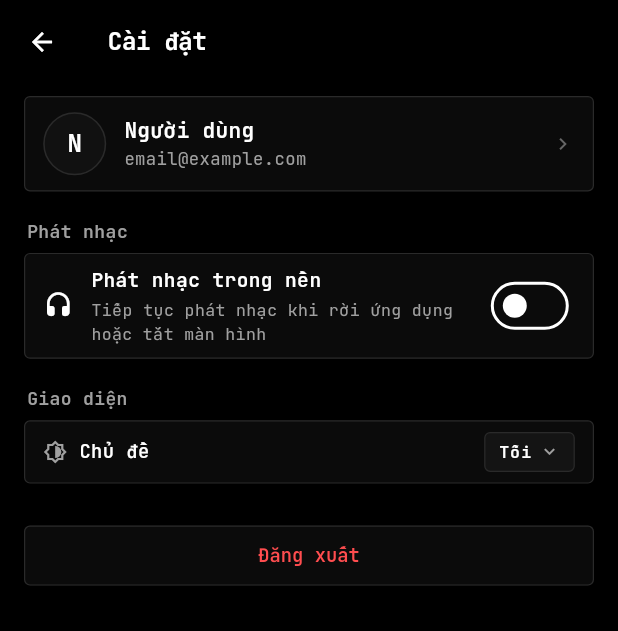
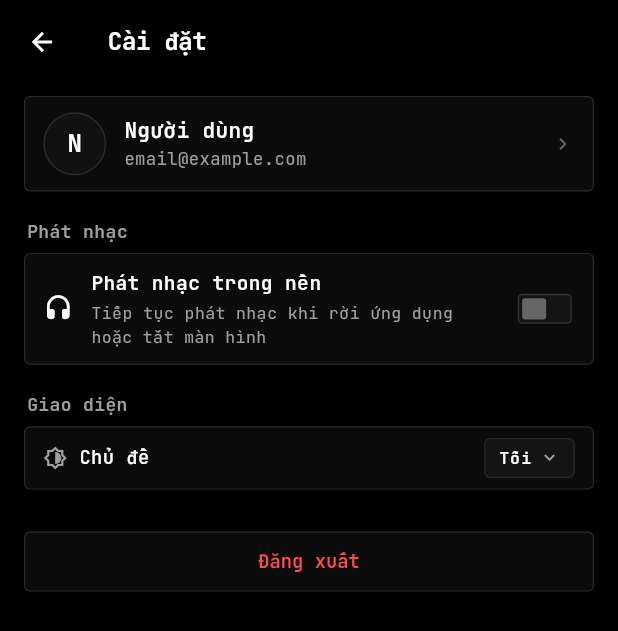
Before and after one commit to SutieXuXi203/music-storage-ui-mobile, a Flutter app: the SettingsScreen screen opened directly, on a phone screen of 412 x 824 dp. Shown: the top 631 px of the screen. Run offline on Flutter 3.47's test engine with Material 3 defaults, Android fonts, the phone set to English and light mode, and no system bars; our stand-ins replace cached_network_image, dio, flutter_local_notifications, flutter_svg, google_fonts, image_picker and 2 more; missing offline and left inert: reicon_flutter; accounts and stored records are empty; network calls fail.

Commit message:
feat(ui): redesign background playback switch to compact squarish tech toggle and bump version to 1.0.21+22

```diff
--- a/lib/core/theme/app_theme.dart
+++ b/lib/core/theme/app_theme.dart
@@ -2,6 +2,7 @@ import 'package:flutter/material.dart';
 import 'package:google_fonts/google_fonts.dart';
 export '../../widgets/bouncing_widget.dart';
 export '../../widgets/app_cover_image.dart';
+export '../../widgets/tech_switch.dart';
 
 class AppTheme {
   static const double space4 = 4.0;
--- a/lib/views/home/settings_screen.dart
+++ b/lib/views/home/settings_screen.dart
@@ -131,8 +131,15 @@ class _SettingsScreenState extends State<SettingsScreen> {
             ),
             const SizedBox(height: 18),
             _buildSectionHeader('Phát nhạc'),
-            Container(
-              padding: const EdgeInsets.symmetric(horizontal: 12, vertical: 8),
+            InkWell(
+              onTap: () {
+                settingsProvider.setBackgroundPlayback(
+                    !settingsProvider.backgroundPlayback);
+              },
+              borderRadius: BorderRadius.circular(AppTheme.radiusSm),
+              child: Container(
+                padding:
+                    const EdgeInsets.symmetric(horizontal: 12, vertical: 10),
                 decoration: BoxDecoration(
                   color: AppTheme.getSurface(context),
                   borderRadius: BorderRadius.circular(AppTheme.radiusSm),
@@ -167,14 +174,15 @@ class _SettingsScreenState extends State<SettingsScreen> {
                         ],
                       ),
                     ),
-                  Switch(
+                    const SizedBox(width: 12),
+                    TechSwitch(
                       value: settingsProvider.backgroundPlayback,
-                    activeThumbColor: AppTheme.getAction(context),
                       onChanged: (val) {
                         settingsProvider.setBackgroundPlayback(val);
                       },
                     ),
                   ],
+                ),
               ),
             ),
             const SizedBox(height: 18),
--- /dev/null
+++ b/lib/widgets/tech_switch.dart
@@ -0,0 +1,91 @@
+import 'package:flutter/material.dart';
+import 'package:flutter/services.dart';
+import '../core/theme/app_theme.dart';
+
+class TechSwitch extends StatelessWidget {
+  final bool value;
+  final ValueChanged<bool>? onChanged;
+  final double width;
+  final double height;
+  final Color? activeColor;
+  final Color? inactiveColor;
+  final Color? thumbColor;
+
+  const TechSwitch({
+    super.key,
+    required this.value,
+    required this.onChanged,
+    this.width = 36.0,
+    this.height = 20.0,
+    this.activeColor,
+    this.inactiveColor,
+    this.thumbColor,
+  });
+
+  @override
+  Widget build(BuildContext context) {
+    final isDark = AppTheme.isDark(context);
+    final isEnabled = onChanged != null;
+
+    final effectiveActiveBg =
+        activeColor ?? (isDark ? Colors.white : Colors.black);
+    final effectiveInactiveBg = inactiveColor ??
+        (isDark ? const Color(0xFF141414) : const Color(0xFFE8E8E8));
+    final effectiveBorderColor = value
+        ? effectiveActiveBg
+        : (isDark ? const Color(0xFF333333) : const Color(0xFFCCCCCC));
+
+    final effectiveThumbColor = thumbColor ??
+        (value
+            ? (isDark ? Colors.black : Colors.white)
+            : (isDark ? const Color(0xFF666666) : const Color(0xFF999999)));
+
+    const innerPadding = 2.0;
+    final thumbSize = height - (innerPadding * 2);
+
+    return Semantics(
+      toggled: value,
+      enabled: isEnabled,
+      child: GestureDetector(
+        behavior: HitTestBehavior.opaque,
+        onTap: isEnabled
+            ? () {
+                HapticFeedback.selectionClick();
+                onChanged!(!value);
+              }
+            : null,
+        child: Padding(
+          padding: const EdgeInsets.symmetric(vertical: 4.0, horizontal: 2.0),
+          child: AnimatedContainer(
+            duration: const Duration(milliseconds: 160),
+            curve: Curves.easeOutCubic,
+            width: width,
+            height: height,
+            padding: const EdgeInsets.all(innerPadding),
+            decoration: BoxDecoration(
+              color: value ? effectiveActiveBg : effectiveInactiveBg,
+              borderRadius: BorderRadius.circular(3.0),
+              border: Border.all(
+                color: effectiveBorderColor,
+                width: 0.9,
+              ),
+            ),
+            child: AnimatedAlign(
+              duration: const Duration(milliseconds: 160),
+              curve: Curves.easeOutCubic,
+              alignment: value ? Alignment.centerRight : Alignment.centerLeft,
+              child: Container(
+                width: thumbSize,
+                height: thumbSize,
+                decoration: BoxDecoration(
+                  color: effectiveThumbColor,
+                  borderRadius: BorderRadius.circular(2.0),
+                ),
+              ),
+            ),
+          ),
+        ),
+      ),
+    );
+  }
+}
--- a/pubspec.yaml
+++ b/pubspec.yaml
@@ -1,7 +1,7 @@
 name: mobile_ui
 description: "Ứng dụng nghe nhạc Meowsic đa nền tảng kết nối FastAPI & Google Drive"
 publish_to: "none"
-version: 1.0.20+21
+version: 1.0.21+22
 
 environment:
   sdk: ^3.5.0
```
Also changed, not shown: 1 other file. Lines whose indentation alone changed are shown as unchanged.
